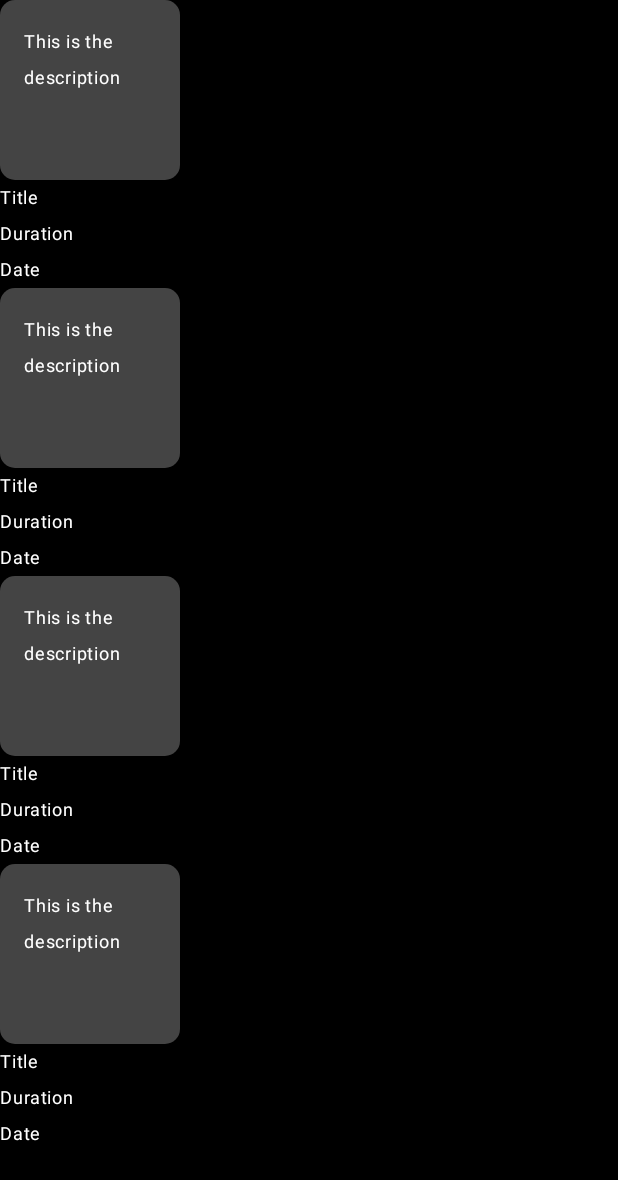
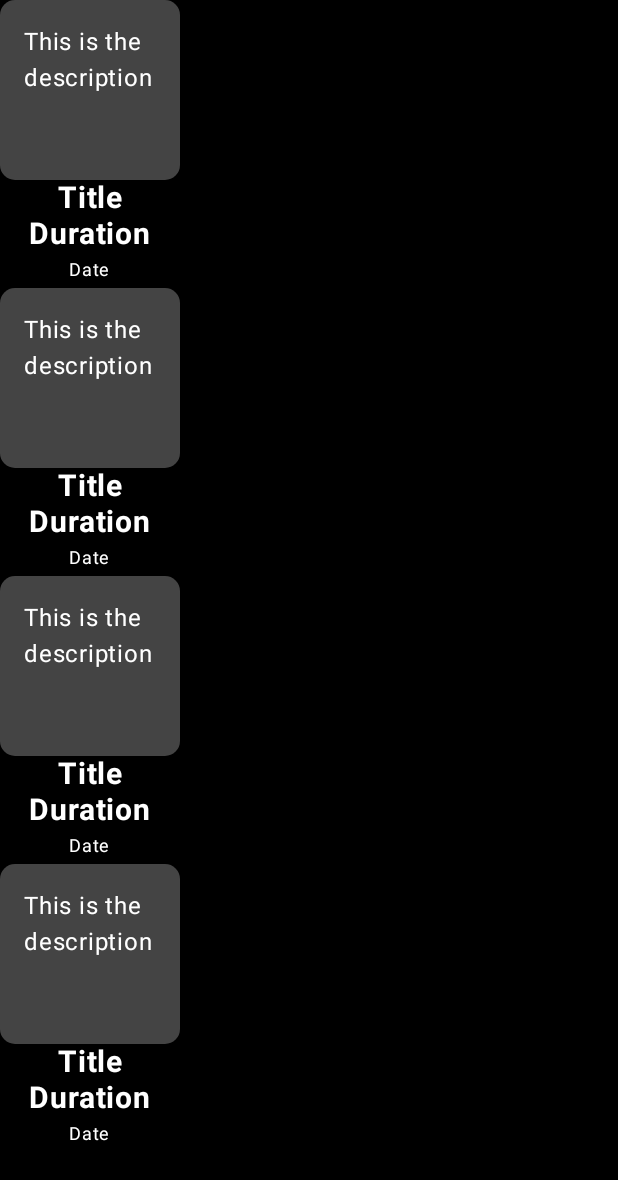
Before and after one commit to akashigamedev/Notes_App, an Android app built with Jetpack Compose: the screen it shows after launch (MainActivity), on a phone screen of 412 x 824 dp. Shown: the top 1180 px of the screen. Run offline under Robolectric (Android 15) with nearby library versions, the phone set to English and light mode, and no system bars.

Commit message:
proper font size

```diff
--- a/app/src/main/java/com/akashi/notesapp/presentation/components/Note.kt
+++ b/app/src/main/java/com/akashi/notesapp/presentation/components/Note.kt
@@ -14,19 +14,24 @@ import androidx.compose.ui.Modifier
 import androidx.compose.ui.draw.clip
 import androidx.compose.ui.graphics.Color
 import androidx.compose.ui.modifier.modifierLocalMapOf
+import androidx.compose.ui.text.font.FontWeight
 import androidx.compose.ui.unit.dp
 import androidx.compose.ui.unit.sp
 
 @Composable
-fun Note(){
-    Column( ) {
+fun Note(   ){
+    Column( horizontalAlignment = Alignment.CenterHorizontally ) {
 
-        Box(modifier = Modifier.size(120.dp).clip(RoundedCornerShape(10.dp)).background(Color.DarkGray).padding(16.dp)) {
-            Text("This is the description", color = Color.White, fontSize = 12.sp)
+        Box(modifier = Modifier
+            .size(120.dp)
+            .clip(RoundedCornerShape(10.dp))
+            .background(Color.DarkGray)
+            .padding(16.dp)) {
+            Text("This is the description", color = Color.White, fontSize = 16.sp )
 
         }
-        Text("Title", color = Color.White, fontSize = 12.sp,)
-        Text("Duration", color = Color.White, fontSize = 12.sp)
+        Text("Title", color = Color.White, fontSize = 20.sp, fontWeight = FontWeight.Bold)
+        Text("Duration", color = Color.White, fontSize = 20.sp, fontWeight = FontWeight.Bold)
         Text("Date", color = Color.White, fontSize = 12.sp)
     }
 }
```
